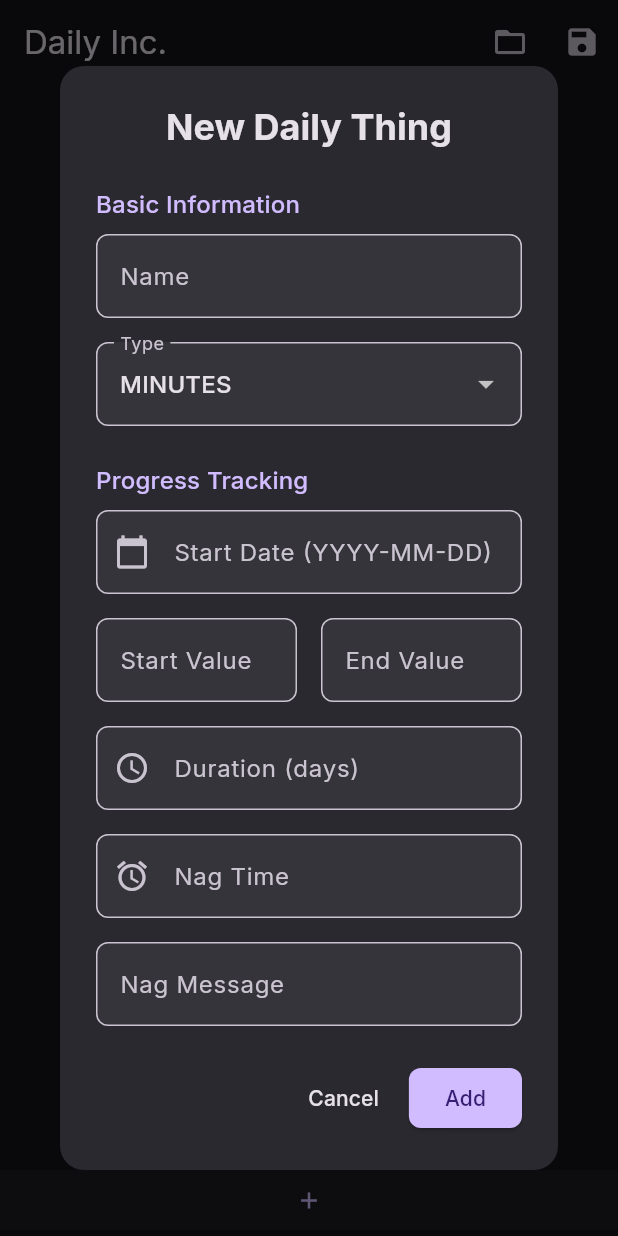
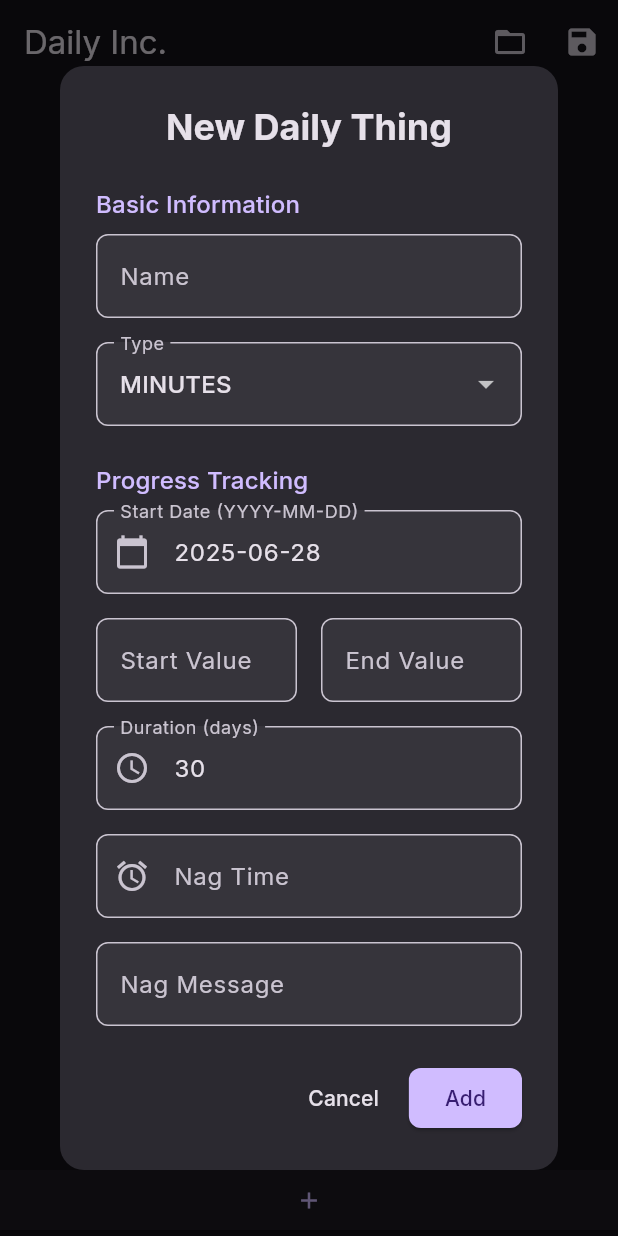
Before and after one commit to bdhrs/daily-inc, a Flutter app: the screen it shows after launch, after a tap on the "add" icon, on a phone screen of 412 x 824 dp. Run offline on Flutter 3.47's test engine with Material 3 defaults, Android fonts, the phone set to English and light mode, and no system bars; our stand-ins replace audioplayers, file_picker, flutter_local_notifications, google_fonts, shared_preferences, timezone and 1 more.

```diff
--- a/lib/src/views/add_daily_item_popup.dart
+++ b/lib/src/views/add_daily_item_popup.dart
@@ -42,12 +42,12 @@ class _AddDailyItemPopupState extends State<AddDailyItemPopup> {
     _startDateController = TextEditingController(
       text: existingItem != null
           ? DateFormat('yyyy-MM-dd').format(existingItem.startDate)
-          : null,
+          : DateFormat('yyyy-MM-dd').format(DateTime.now()),
     );
     _startValueController =
         TextEditingController(text: existingItem?.startValue.toString());
     _durationController =
-        TextEditingController(text: existingItem?.duration.toString());
+        TextEditingController(text: existingItem?.duration?.toString() ?? '30');
     _endValueController =
         TextEditingController(text: existingItem?.endValue.toString());
     _nagTimeController = TextEditingController();
```
Also changed, not shown: 1 other file.
